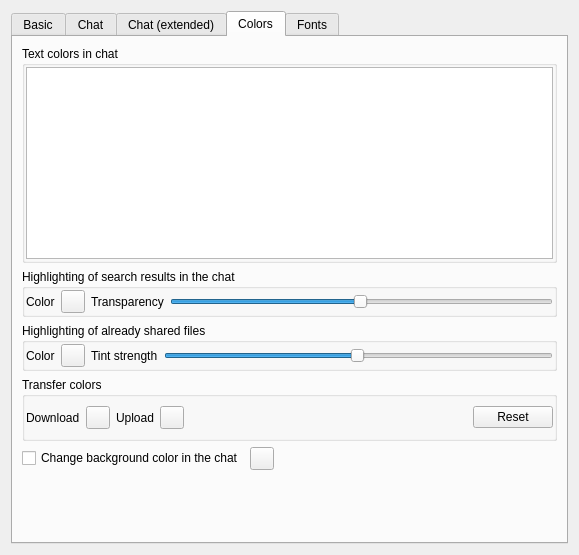
Above: eiskaltdcpp-qt/ui/UISettingsGUI.ui from adrianov/eiskaltdcpp before the change. Below: the same form after it.
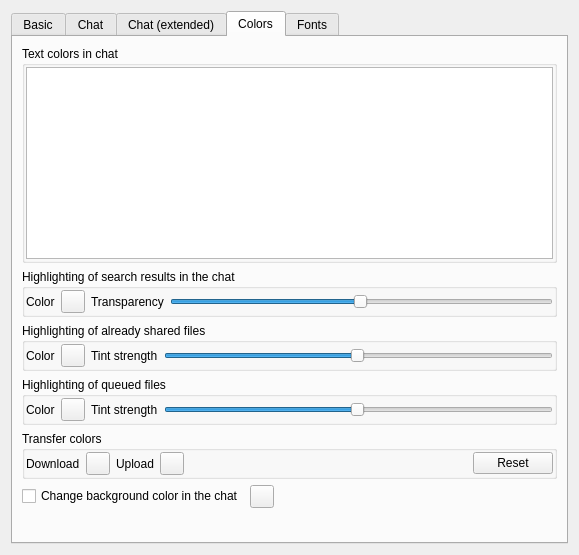
That is the form after the change. The open tabs and pages were chosen to show the change. Custom widgets are drawn as their Qt base class.

Commit message: fix: Highlight queued files and improve color settings

```diff
--- a/eiskaltdcpp-qt/ui/UISettingsGUI.ui
+++ b/eiskaltdcpp-qt/ui/UISettingsGUI.ui
@@ -828,6 +828,55 @@
          </layout>
         </widget>
        </item>
+       <item>
+        <widget class="QGroupBox" name="groupBox_queuedFiles">
+         <property name="title">
+          <string>Highlighting of queued files</string>
+         </property>
+         <layout class="QGridLayout" name="gridLayout_queuedFiles">
+          <property name="margin">
+           <number>1</number>
+          </property>
+          <item row="0" column="0">
+           <widget class="QLabel" name="label_queuedFilesColor">
+            <property name="text">
+             <string>Color</string>
+            </property>
+            <property name="wordWrap">
+             <bool>true</bool>
+            </property>
+           </widget>
+          </item>
+          <item row="0" column="1">
+           <widget class="QToolButton" name="toolButton_QUEUEDFILES">
+            <property name="text">
+             <string/>
+            </property>
+           </widget>
+          </item>
+          <item row="0" column="2">
+           <widget class="QLabel" name="label_queuedFilesAlpha">
+            <property name="text">
+             <string>Tint strength</string>
+            </property>
+           </widget>
+          </item>
+          <item row="0" column="3">
+           <widget class="QSlider" name="horizontalSlider_QUEUEDFILES">
+            <property name="maximum">
+             <number>255</number>
+            </property>
+            <property name="value">
+             <number>127</number>
+            </property>
+            <property name="orientation">
+             <enum>Qt::Horizontal</enum>
+            </property>
+           </widget>
+          </item>
+         </layout>
+        </widget>
+       </item>
        <item>
         <widget class="QGroupBox" name="groupBox_7">
          <property name="sizePolicy">
```
The commit also changes 24 other files.
